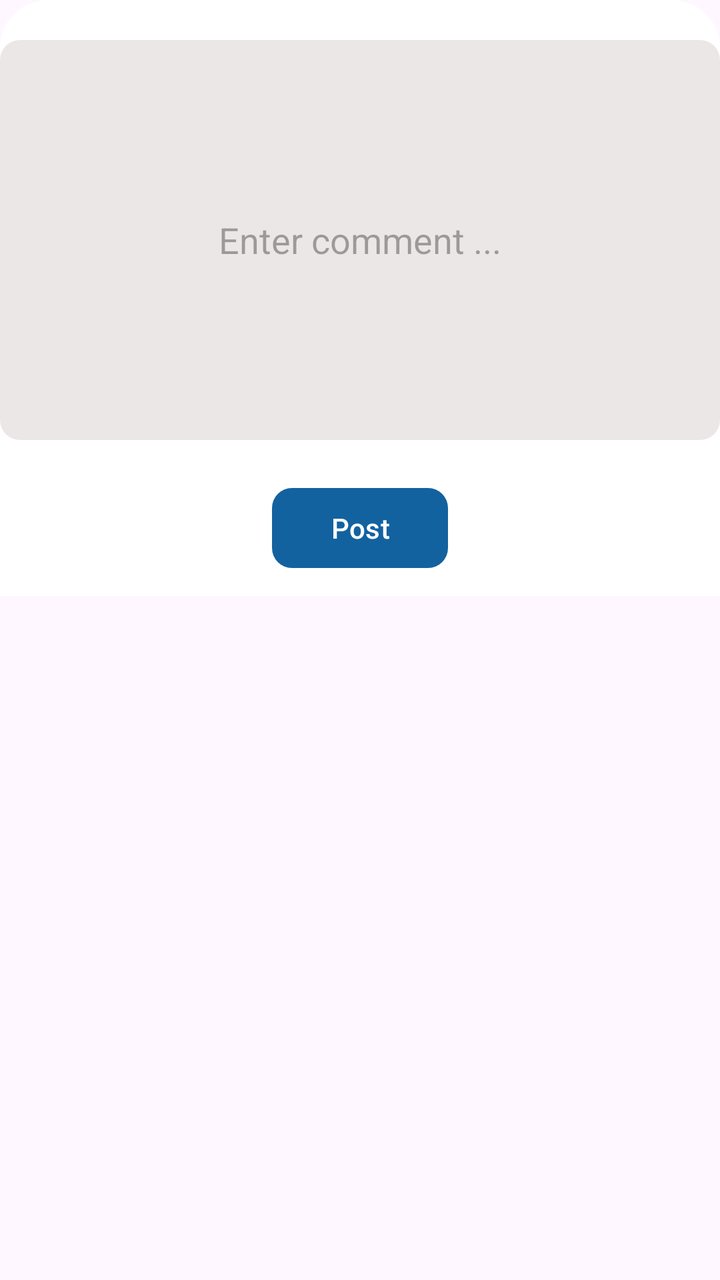
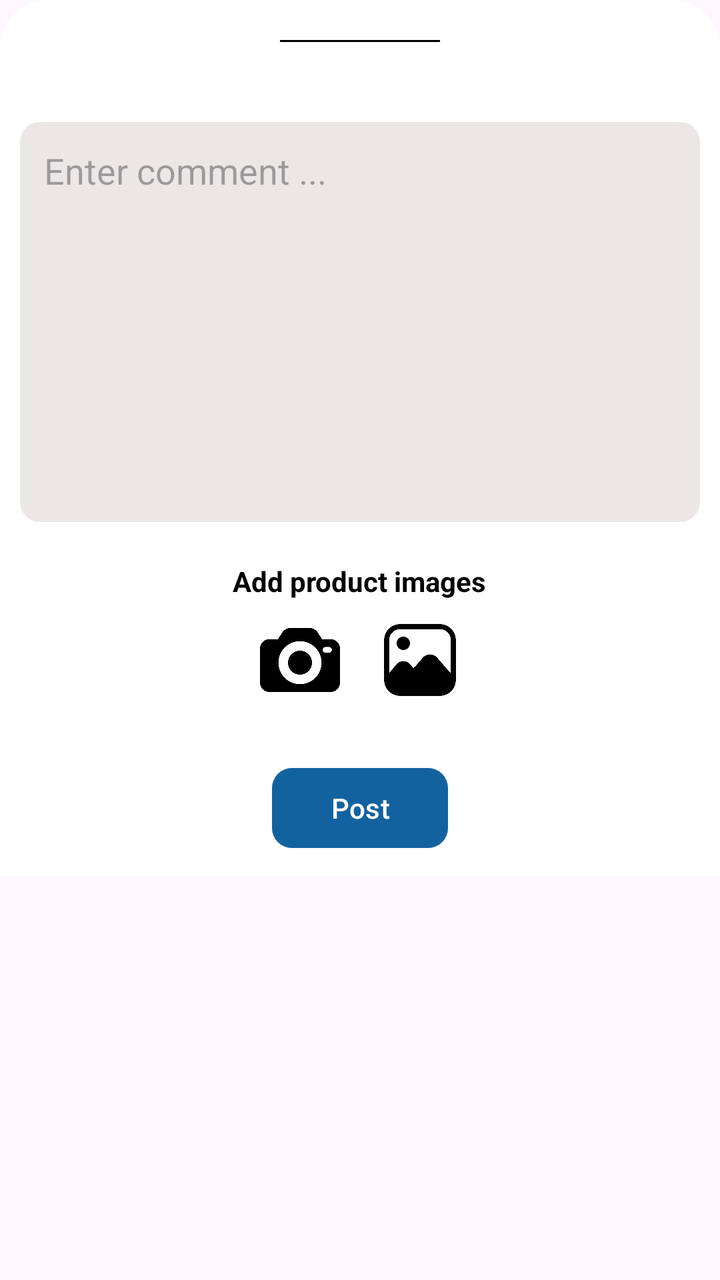

Compare the two renders of this Android layout. The source of the first and the diff that turns it into the second are given below.
<!-- AndroidManifest.xml: application theme Theme.ShoppingApp -->
<!-- res/layout/fragment_write_review.xml -->
<?xml version="1.0" encoding="utf-8"?>
<androidx.core.widget.NestedScrollView xmlns:android="http://schemas.android.com/apk/res/android"
    xmlns:app="http://schemas.android.com/apk/res-auto"
    xmlns:tools="http://schemas.android.com/tools"
    android:layout_width="match_parent"
    android:layout_height="match_parent"
    tools:context=".ui.view.fragment.user.WriteReviewFragment">

    <LinearLayout
        android:layout_width="match_parent"
        android:layout_height="wrap_content"
        android:background="@drawable/corner_bottom_sheet"
        android:orientation="vertical">

        <androidx.recyclerview.widget.RecyclerView
            android:layout_width="match_parent"
            android:layout_height="wrap_content" />

        <androidx.appcompat.widget.AppCompatEditText
            android:layout_width="wrap_content"
            android:layout_height="200dp"
            android:layout_gravity="center_horizontal"
            android:layout_marginTop="20dp"
            android:background="@drawable/border_view"
            android:backgroundTint="@color/light_grey"
            android:ems="18"
            android:hint="@string/enter_comment"
            android:inputType="textMultiLine"
            android:textAlignment="center" />

        <com.google.android.material.button.MaterialButton
            android:layout_width="wrap_content"
            android:layout_height="wrap_content"
            android:layout_gravity="center_horizontal"
            android:layout_marginTop="20dp"
            android:text="@string/post"
            app:backgroundTint="@color/button_color"
            app:cornerRadius="10dp"
            android:layout_marginBottom="10dp"/>

    </LinearLayout>

</androidx.core.widget.NestedScrollView>
<!-- resources referenced by this layout -->
<resources>
  <color name="button_color">#1362A0</color>
  <color name="light_grey">#EBE7E7</color>
  <!-- drawable border_view (drawable) -->
  <?xml version="1.0" encoding="utf-8"?>
  <shape xmlns:android="http://schemas.android.com/apk/res/android"
      android:shape="rectangle">
  
      <corners android:radius="10dp"/>
  
  </shape>
  <!-- drawable corner_bottom_sheet (drawable) -->
  <?xml version="1.0" encoding="utf-8"?>
  <shape xmlns:android="http://schemas.android.com/apk/res/android"
      android:shape="rectangle">
  
      <corners android:topLeftRadius="24dp"
          android:topRightRadius="24dp"/>
  
      <solid android:color="@color/white" />
  
  </shape>
  <string name="enter_comment">Enter comment ...</string>
  <string name="post">Post</string>
  <style name="Theme.ShoppingApp" parent="Base.Theme.ShoppingApp" />
  <color name="white">#FFFFFFFF</color>
  <style name="Base.Theme.ShoppingApp" parent="Theme.Material3.DayNight.NoActionBar">
          
          
      </style>
</resources>

<!-- the commit's change to res/layout/fragment_write_review.xml (unified diff, before → after) -->
@@ -12,32 +12,101 @@
         android:background="@drawable/corner_bottom_sheet"
         android:orientation="vertical">
 
+        <View
+            android:layout_width="80dp"
+            android:layout_height="1dp"
+            android:layout_gravity="center_horizontal"
+            android:layout_marginTop="20dp"
+            android:background="@color/black" />
+
         <androidx.recyclerview.widget.RecyclerView
-            android:layout_width="match_parent"
-            android:layout_height="wrap_content" />
+            android:id="@+id/recycler_view_star"
+            android:layout_width="wrap_content"
+            android:layout_height="wrap_content"
+            android:layout_gravity="center_horizontal"
+            android:layout_marginTop="20dp" />
 
         <androidx.appcompat.widget.AppCompatEditText
-            android:layout_width="wrap_content"
+            android:id="@+id/edt_comment"
+            android:layout_width="match_parent"
             android:layout_height="200dp"
             android:layout_gravity="center_horizontal"
             android:layout_marginTop="20dp"
             android:background="@drawable/border_view"
             android:backgroundTint="@color/light_grey"
-            android:ems="18"
+            android:layout_marginStart="10dp"
+            android:layout_marginEnd="10dp"
             android:hint="@string/enter_comment"
             android:inputType="textMultiLine"
-            android:textAlignment="center" />
+            android:gravity="top|start"
+            android:padding="12dp"/>
+
+        <include
+            android:id="@+id/layout_add_image"
+            layout="@layout/layout_add_image"
+            android:layout_width="match_parent"
+            android:layout_height="wrap_content" />
 
         <com.google.android.material.button.MaterialButton
+            android:id="@+id/btn_post_comment"
             android:layout_width="wrap_content"
             android:layout_height="wrap_content"
             android:layout_gravity="center_horizontal"
             android:layout_marginTop="20dp"
+            android:layout_marginBottom="10dp"
             android:text="@string/post"
+            android:textColor="@color/white"
             app:backgroundTint="@color/button_color"
-            app:cornerRadius="10dp"
-            android:layout_marginBottom="10dp"/>
+            app:cornerRadius="10dp" />
 
     </LinearLayout>
 
 </androidx.core.widget.NestedScrollView>
+<!-- res/layout/layout_add_image.xml (included above) -->
+<?xml version="1.0" encoding="utf-8"?>
+<LinearLayout xmlns:android="http://schemas.android.com/apk/res/android"
+    android:layout_width="match_parent"
+    android:layout_height="wrap_content"
+    xmlns:app="http://schemas.android.com/apk/res-auto"
+    android:orientation="vertical">
+
+    <com.google.android.material.textview.MaterialTextView
+        android:layout_width="wrap_content"
+        android:layout_height="wrap_content"
+        android:layout_gravity="center_horizontal"
+        android:layout_marginTop="20dp"
+        android:text="@string/add_product_images"
+        android:textColor="@color/black"
+        android:textStyle="bold" />
+
+    <LinearLayout
+        android:layout_width="wrap_content"
+        android:layout_height="wrap_content"
+        android:layout_gravity="center_horizontal"
+        android:layout_marginTop="10dp"
+        android:orientation="horizontal">
+
+        <androidx.appcompat.widget.AppCompatImageView
+            android:id="@+id/img_take_photo"
+            android:layout_width="40dp"
+            android:layout_height="40dp"
+            app:srcCompat="@drawable/icon_photo_camera" />
+
+        <androidx.appcompat.widget.AppCompatImageView
+            android:id="@+id/img_gallery"
+            android:layout_width="40dp"
+            android:layout_height="40dp"
+            android:layout_marginStart="20dp"
+            app:srcCompat="@drawable/icon_from_gallery" />
+
+    </LinearLayout>
+
+    <androidx.recyclerview.widget.RecyclerView
+        android:id="@+id/recycler_view_image"
+        android:layout_width="match_parent"
+        android:layout_height="wrap_content"
+        android:layout_marginStart="10dp"
+        android:layout_marginTop="10dp"
+        android:layout_marginEnd="10dp" />
+
+</LinearLayout>
<!-- resource entries referenced after the edit -->
@@ -1,5 +1,6 @@
 <!-- resources referenced by this layout -->
 <resources>
+  <color name="black">#FF000000</color>
   <color name="button_color">#1362A0</color>
   <color name="light_grey">#EBE7E7</color>
   <!-- drawable border_view (drawable) -->
@@ -21,6 +22,9 @@
       <solid android:color="@color/white" />
   
   </shape>
+  <!-- drawable icon_from_gallery: png bitmap (drawable, 10393 bytes) -->
+  <!-- drawable icon_photo_camera: png bitmap (drawable, 13300 bytes) -->
+  <string name="add_product_images">Add product images</string>
   <string name="enter_comment">Enter comment ...</string>
   <string name="post">Post</string>
   <style name="Theme.ShoppingApp" parent="Base.Theme.ShoppingApp" />
